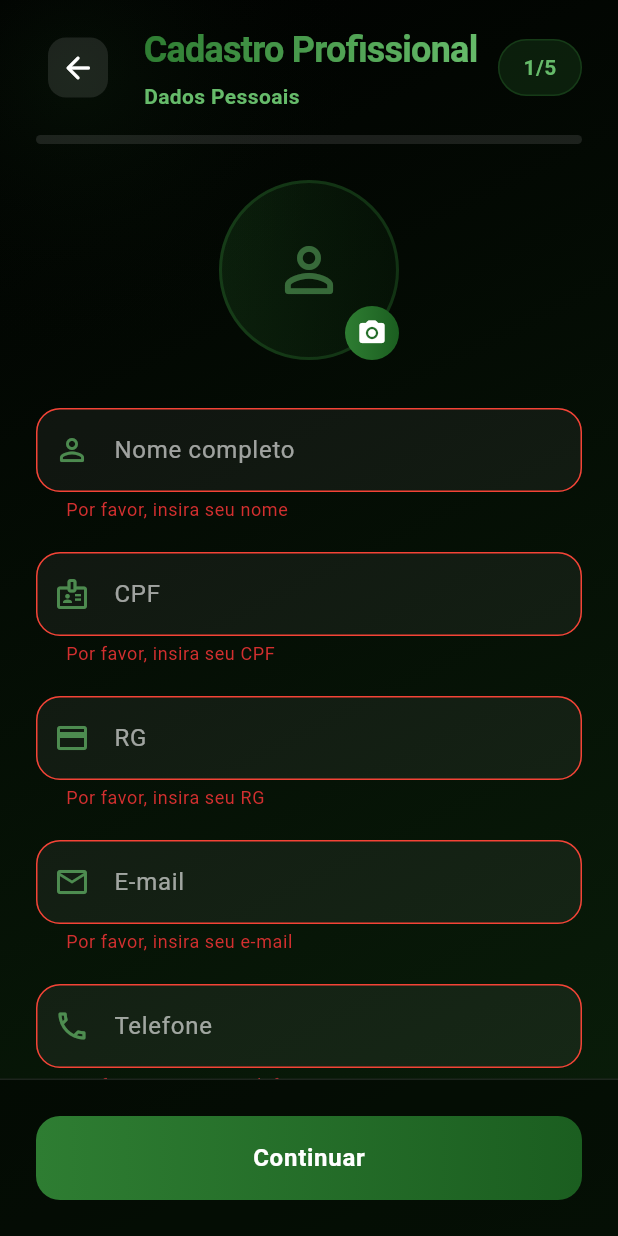
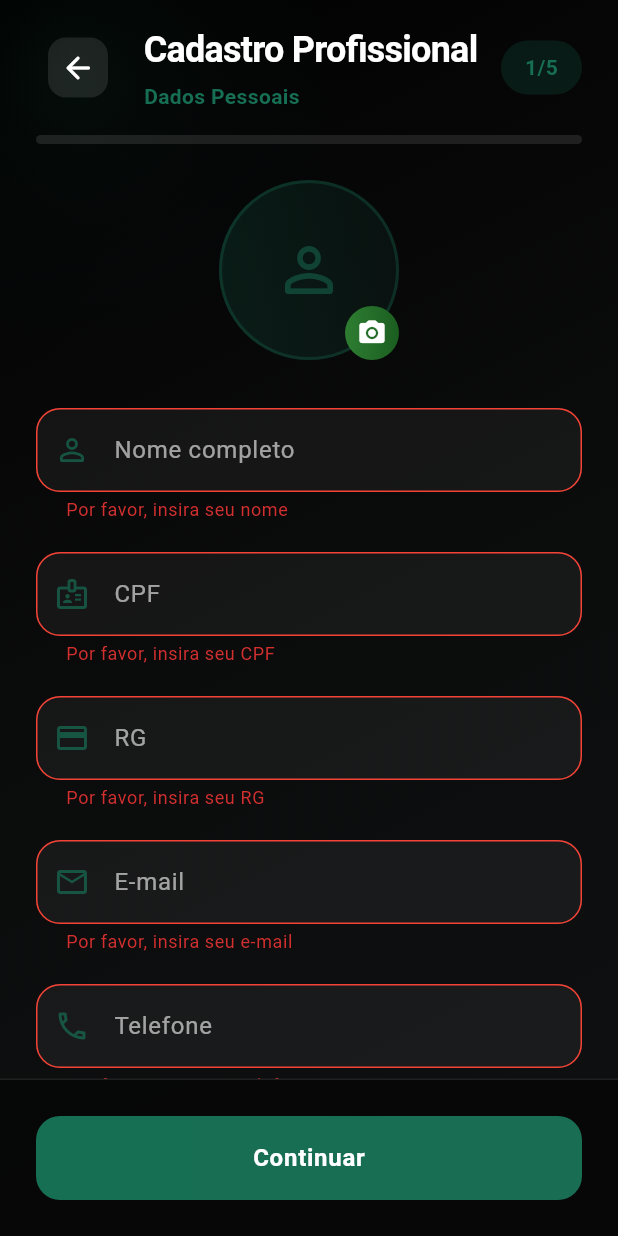
Before and after one commit to gabrielpaiva-projects/simplify, a Flutter app: the ModernProfessionalRegistration screen opened directly, after a tap on "Continuar", on a phone screen of 412 x 824 dp. Run offline on Flutter 3.47's test engine with Material 3 defaults, Android fonts, the phone set to English and light mode, and no system bars; our stand-ins replace file_picker, image_picker, mask_text_input_formatter.

Commit message:
Replace hardcoded colors with AppColors in professional registration screen
Co-authored-by: carlosgabrielnascimentop <carlosgabrielnascimentop@gmail.com>

```diff
--- a/lib/features/auth/presentation/screens/modern_professional_registration.dart
+++ b/lib/features/auth/presentation/screens/modern_professional_registration.dart
@@ -404,7 +404,7 @@ class _ModernProfessionalRegistrationState
                 end: Alignment.bottomRight,
                 colors: [
                   Colors.black,
-                  const Color(0xFF0A1F0A),
+                  AppColors.charcoalGrey.withOpacity(0.5),
                 ],
               ),
             ),
@@ -426,7 +426,7 @@ class _ModernProfessionalRegistrationState
                     decoration: BoxDecoration(
                                         gradient: RadialGradient(
                     colors: [
-                          const Color(0xFF2E7D32).withOpacity(0.1),
+                      AppColors.primaryGreen.withOpacity(0.1),
                       Colors.transparent,
                     ],
                   ),
@@ -528,14 +528,7 @@ class _ModernProfessionalRegistrationState
             child: Column(
               crossAxisAlignment: CrossAxisAlignment.start,
               children: [
-                ShaderMask(
-                  shaderCallback: (bounds) => LinearGradient(
-                    colors: [
-                      const Color(0xFF2E7D32),
-                      const Color(0xFF66BB6A),
-                    ],
-                  ).createShader(bounds),
-                  child: const Text(
+                const Text(
                   'Cadastro Profissional',
                   style: TextStyle(
                     fontSize: 24,
@@ -544,13 +537,12 @@ class _ModernProfessionalRegistrationState
                     letterSpacing: -0.5,
                   ),
                 ),
-                ),
                 const SizedBox(height: 4),
                 Text(
                   _getStepTitle(),
-                  style: const TextStyle(
+                  style: TextStyle(
                     fontSize: 14,
-                    color: Color(0xFF66BB6A),
+                    color: AppColors.primaryGreen,
                     fontWeight: FontWeight.w600,
                   ),
                 ),
@@ -562,16 +554,13 @@ class _ModernProfessionalRegistrationState
           Container(
             padding: const EdgeInsets.symmetric(horizontal: 16, vertical: 8),
             decoration: BoxDecoration(
-              color: const Color(0xFF2E7D32).withOpacity(0.2),
+              color: AppColors.primaryGreen.withOpacity(0.2),
               borderRadius: BorderRadius.circular(20),
-              border: Border.all(
-                color: const Color(0xFF2E7D32).withOpacity(0.3),
-              ),
             ),
             child: Text(
               '${_currentStep + 1}/5',
-              style: const TextStyle(
-                color: Color(0xFF66BB6A),
+              style: TextStyle(
+                color: AppColors.primaryGreen,
                 fontWeight: FontWeight.bold,
               ),
             ),
@@ -610,8 +599,8 @@ class _ModernProfessionalRegistrationState
             child: LinearProgressIndicator(
               value: (_currentStep + _progressAnimation.value) / 5,
               backgroundColor: Colors.white.withOpacity(0.1),
-              valueColor: const AlwaysStoppedAnimation<Color>(
-                Color(0xFF2E7D32),
+              valueColor: AlwaysStoppedAnimation<Color>(
+                AppColors.primaryGreen,
               ),
               minHeight: 6,
             ),
@@ -647,12 +636,12 @@ class _ModernProfessionalRegistrationState
                               shape: BoxShape.circle,
                               gradient: LinearGradient(
                                 colors: [
-                                  const Color(0xFF2E7D32).withOpacity(0.2),
-                                  const Color(0xFF1B5E20).withOpacity(0.1),
+                                  AppColors.primaryGreen.withOpacity(0.2),
+                                  AppColors.mediumGreen.withOpacity(0.1),
                                 ],
                               ),
                               border: Border.all(
-                                color: const Color(0xFF2E7D32).withOpacity(0.3),
+                                color: AppColors.primaryGreen.withOpacity(0.3),
                                 width: 2,
                               ),
                             ),
@@ -666,7 +655,7 @@ class _ModernProfessionalRegistrationState
                                 : Icon(
                                     Icons.person_outline_rounded,
                                     size: 48,
-                                    color: const Color(0xFF66BB6A).withOpacity(0.5),
+                                    color: AppColors.primaryGreen.withOpacity(0.5),
                                   ),
                           ),
                           Positioned(
@@ -828,7 +817,7 @@ class _ModernProfessionalRegistrationState
                         color: Colors.white.withOpacity(0.05),
                         borderRadius: BorderRadius.circular(16),
                         border: Border.all(
-                          color: const Color(0xFF2E7D32).withOpacity(0.3),
+                          color: AppColors.primaryGreen.withOpacity(0.3),
                         ),
                       ),
                       child: Column(
@@ -838,7 +827,7 @@ class _ModernProfessionalRegistrationState
                             children: [
                               Icon(
                                 Icons.category_outlined,
-                                color: const Color(0xFF66BB6A),
+                                color: AppColors.primaryGreen,
                                 size: 20,
                               ),
                               const SizedBox(width: 8),
@@ -971,20 +960,20 @@ class _ModernProfessionalRegistrationState
                       decoration: BoxDecoration(
                         gradient: LinearGradient(
                           colors: [
-                            const Color(0xFF2E7D32).withOpacity(0.1),
-                            const Color(0xFF1B5E20).withOpacity(0.05),
+                            AppColors.primaryGreen.withOpacity(0.1),
+                            AppColors.mediumGreen.withOpacity(0.05),
                           ],
                         ),
                         borderRadius: BorderRadius.circular(16),
                         border: Border.all(
-                          color: const Color(0xFF2E7D32).withOpacity(0.3),
+                          color: AppColors.primaryGreen.withOpacity(0.3),
                         ),
                       ),
                       child: Row(
                         children: [
                           const Icon(
                             Icons.lightbulb_outline_rounded,
-                            color: Color(0xFF66BB6A),
+                            color: AppColors.primaryGreen,
                             size: 20,
                           ),
                           const SizedBox(width: 12),
@@ -1042,14 +1031,14 @@ class _ModernProfessionalRegistrationState
                                 shape: BoxShape.circle,
                                 gradient: LinearGradient(
                                   colors: [
-                                    const Color(0xFF2E7D32).withOpacity(0.2),
-                                    const Color(0xFF1B5E20).withOpacity(0.1),
+                                    AppColors.primaryGreen.withOpacity(0.2),
+                                    AppColors.mediumGreen.withOpacity(0.1),
                                   ],
                                 ),
                               ),
                               child: const Icon(
                                 Icons.security_rounded,
-                                color: Color(0xFF66BB6A),
+                                color: AppColors.primaryGreen,
                                 size: 48,
                               ),
                             ),
@@ -1180,7 +1169,7 @@ class _ModernProfessionalRegistrationState
                           : IconButton(
                               icon: const Icon(
                                 Icons.search,
-                                color: Color(0xFF66BB6A),
+                                color: AppColors.primaryGreen,
                               ),
                               onPressed: _searchCep,
                             ),
@@ -1372,7 +1361,7 @@ class _ModernProfessionalRegistrationState
                         color: Colors.white.withOpacity(0.05),
                         borderRadius: BorderRadius.circular(16),
                         border: Border.all(
-                          color: const Color(0xFF2E7D32).withOpacity(0.3),
+                          color: AppColors.primaryGreen.withOpacity(0.3),
                         ),
                       ),
                       child: Column(
@@ -1382,7 +1371,7 @@ class _ModernProfessionalRegistrationState
                             children: [
                               const Icon(
                                 Icons.school_outlined,
-                                color: Color(0xFF66BB6A),
+                                color: AppColors.primaryGreen,
                                 size: 20,
                               ),
                               const SizedBox(width: 8),
@@ -1422,7 +1411,7 @@ class _ModernProfessionalRegistrationState
                                     children: [
                                       const Icon(
                                         Icons.insert_drive_file_outlined,
-                                        color: Color(0xFF66BB6A),
+                                        color: AppColors.primaryGreen,
                                         size: 20,
                                       ),
                                       const SizedBox(width: 8),
@@ -1461,7 +1450,7 @@ class _ModernProfessionalRegistrationState
                                 padding: const EdgeInsets.all(16),
                                 decoration: BoxDecoration(
                                   border: Border.all(
-                                    color: const Color(0xFF2E7D32).withOpacity(0.3),
+                                    color: AppColors.primaryGreen.withOpacity(0.3),
                                     style: BorderStyle.solid,
                                     width: 2,
                                   ),
@@ -1472,7 +1461,7 @@ class _ModernProfessionalRegistrationState
                                   children: [
                                     const Icon(
                                       Icons.add_circle_outline,
-                                      color: Color(0xFF66BB6A),
+                                      color: AppColors.primaryGreen,
                                       size: 20,
                                     ),
                                     const SizedBox(width: 8),
@@ -1480,7 +1469,7 @@ class _ModernProfessionalRegistrationState
                                       'Adicionar Certificado',
                                       style: TextStyle(
                                         fontSize: 14,
-                                        color: const Color(0xFF66BB6A),
+                                        color: AppColors.primaryGreen,
                                         fontWeight: FontWeight.bold,
                                       ),
                                     ),
@@ -1565,12 +1554,12 @@ class _DocumentUploadCard extends StatelessWidget {
         padding: const EdgeInsets.all(16),
         decoration: BoxDecoration(
           color: file != null
-              ? const Color(0xFF2E7D32).withOpacity(0.1)
+              ? AppColors.primaryGreen.withOpacity(0.1)
               : Colors.white.withOpacity(0.05),
           borderRadius: BorderRadius.circular(16),
           border: Border.all(
             color: file != null
-                ? const Color(0xFF2E7D32).withOpacity(0.5)
+                ? AppColors.primaryGreen.withOpacity(0.5)
                 : Colors.white.withOpacity(0.1),
             width: file != null ? 2 : 1,
           ),
@@ -1582,14 +1571,14 @@ class _DocumentUploadCard extends StatelessWidget {
               height: 48,
               decoration: BoxDecoration(
                 color: file != null
-                    ? const Color(0xFF2E7D32).withOpacity(0.2)
+                    ? AppColors.primaryGreen.withOpacity(0.2)
                     : Colors.white.withOpacity(0.1),
                 borderRadius: BorderRadius.circular(12),
               ),
               child: Icon(
                 file != null ? Icons.check_circle : icon,
                 color: file != null
-                    ? const Color(0xFF66BB6A)
+                    ? AppColors.primaryGreen
                     : Colors.white.withOpacity(0.5),
                 size: 24,
               ),
@@ -1625,7 +1614,7 @@ class _DocumentUploadCard extends StatelessWidget {
                     style: TextStyle(
                       fontSize: 12,
                       color: file != null
-                          ? const Color(0xFF66BB6A)
+                          ? AppColors.primaryGreen
                           : Colors.white.withOpacity(0.6),
                     ),
                   ),
@@ -1694,7 +1683,7 @@ class _ModernTextField extends StatelessWidget {
         ),
         prefixIcon: Icon(
           icon,
-          color: const Color(0xFF66BB6A).withOpacity(0.7),
+          color: AppColors.primaryGreen.withOpacity(0.7),
         ),
         suffixIcon: suffixIcon,
         filled: true,
@@ -1713,8 +1702,8 @@ class _ModernTextField extends StatelessWidget {
         ),
         focusedBorder: OutlineInputBorder(
           borderRadius: BorderRadius.circular(16),
-          borderSide: const BorderSide(
-            color: Color(0xFF2E7D32),
+          borderSide: BorderSide(
+            color: AppColors.primaryGreen,
             width: 2,
           ),
         ),
@@ -1764,12 +1753,7 @@ class _ModernButton extends StatelessWidget {
           decoration: BoxDecoration(
             gradient: !isOutlined
                 ? LinearGradient(
-                    colors: isProfessional
-                        ? [
-                            const Color(0xFF2E7D32),
-                            const Color(0xFF1B5E20),
-                          ]
-                        : [
+                    colors: [
                       AppColors.primaryGreen,
                       AppColors.mediumGreen,
                     ],
@@ -1846,8 +1830,8 @@ class _PasswordStrengthIndicator extends StatelessWidget {
     if (strength < 30) return Colors.red;
     if (strength < 50) return Colors.orange;
     if (strength < 70) return Colors.yellow;
-    if (strength < 90) return const Color(0xFF66BB6A);
-    return const Color(0xFF2E7D32);
+    if (strength < 90) return AppColors.primaryGreen;
+    return AppColors.primaryGreen;
   }
 
   @override
@@ -1962,7 +1946,7 @@ class _SuccessDialogState extends State<_SuccessDialog>
                   color: AppColors.deepBlack,
                   borderRadius: BorderRadius.circular(24),
                   border: Border.all(
-                    color: const Color(0xFF2E7D32).withOpacity(0.3),
+                    color: AppColors.primaryGreen.withOpacity(0.3),
                   ),
                 ),
                 child: Column(
```
Lines whose indentation alone changed are shown as unchanged.
